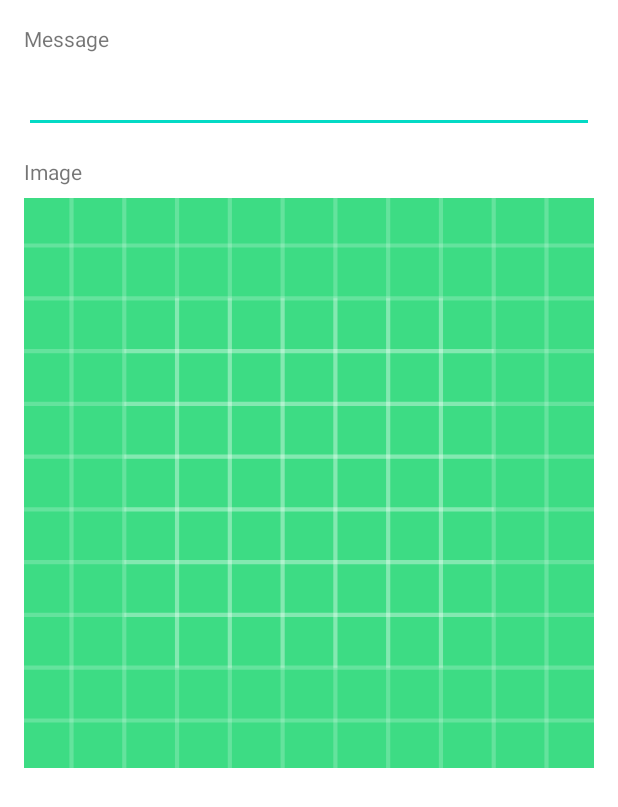
After one commit to alexlabuz/picturehere_app, an Android app: the layout dialog_send_post.xml on its own in the app's theme, with its tools: preview values and no code run, on a phone screen of 412 x 824 dp. The commit adds this screen. Shown: the top 807 px of the screen. Run offline under Robolectric (Android 15) with nearby library versions, the phone set to English and light mode, and no system bars.

Commit message:
Ajout de la récupèration de l'image dans l'app

```diff
--- a/app/src/main/res/layout/activity_app.xml
+++ b/app/src/main/res/layout/activity_app.xml
@@ -38,6 +38,7 @@
         android:layout_marginEnd="16dp"
         android:layout_marginBottom="16dp"
         android:contentDescription="Ajouter un post"
+        android:onClick="openFilePicker"
         app:layout_constraintBottom_toTopOf="@+id/bottom_navigation_app"
         app:layout_constraintEnd_toEndOf="parent"
         app:srcCompat="@drawable/ic_baseline_send_24" />
--- /dev/null
+++ b/app/src/main/res/layout/dialog_send_post.xml
@@ -0,0 +1,57 @@
+<?xml version="1.0" encoding="utf-8"?>
+<androidx.constraintlayout.widget.ConstraintLayout xmlns:android="http://schemas.android.com/apk/res/android"
+    xmlns:app="http://schemas.android.com/apk/res-auto"
+    xmlns:tools="http://schemas.android.com/tools"
+    android:layout_width="match_parent"
+    android:layout_height="wrap_content">
+
+    <TextView
+        android:id="@+id/textView3"
+        android:layout_width="wrap_content"
+        android:layout_height="wrap_content"
+        android:layout_marginStart="16dp"
+        android:layout_marginTop="16dp"
+        android:text="Message"
+        app:layout_constraintStart_toStartOf="parent"
+        app:layout_constraintTop_toTopOf="parent" />
+
+    <EditText
+        android:id="@+id/edit_message_post"
+        android:layout_width="0dp"
+        android:layout_height="wrap_content"
+        android:layout_marginStart="16dp"
+        android:layout_marginTop="8dp"
+        android:layout_marginEnd="16dp"
+        android:ems="10"
+        android:inputType="textPersonName"
+        app:layout_constraintEnd_toEndOf="parent"
+        app:layout_constraintStart_toStartOf="parent"
+        app:layout_constraintTop_toBottomOf="@+id/textView3" />
+
+    <TextView
+        android:id="@+id/textView6"
+        android:layout_width="wrap_content"
+        android:layout_height="wrap_content"
+        android:layout_marginStart="16dp"
+        android:layout_marginTop="16dp"
+        android:text="Image"
+        app:layout_constraintStart_toStartOf="parent"
+        app:layout_constraintTop_toBottomOf="@+id/edit_message_post" />
+
+    <ImageView
+        android:id="@+id/image_post"
+        android:layout_width="0dp"
+        android:layout_height="0dp"
+        android:layout_marginStart="16dp"
+        android:layout_marginTop="8dp"
+        android:layout_marginEnd="16dp"
+        android:scaleType="centerCrop"
+        app:layout_constraintBottom_toBottomOf="parent"
+        app:layout_constraintDimensionRatio="w,1:1"
+        app:layout_constraintEnd_toEndOf="parent"
+        app:layout_constraintHorizontal_bias="1.0"
+        app:layout_constraintStart_toStartOf="parent"
+        app:layout_constraintTop_toBottomOf="@+id/textView6"
+        app:layout_constraintVertical_bias="0.0"
+        app:srcCompat="@drawable/ic_launcher_background" />
+</androidx.constraintlayout.widget.ConstraintLayout>
```
Also changed, not shown: app/src/main/java/com/example/picture_here_app/activity/activity/AppActivity.kt (+91 -4 lines), app/src/main/java/com/example/picture_here_app/activity/entity/WebServiceInterface.kt (+8 -1 lines), app/src/main/java/com/example/picture_here_app/activity/fragment/app/ProfilFragment.kt (+5 -5 lines).
